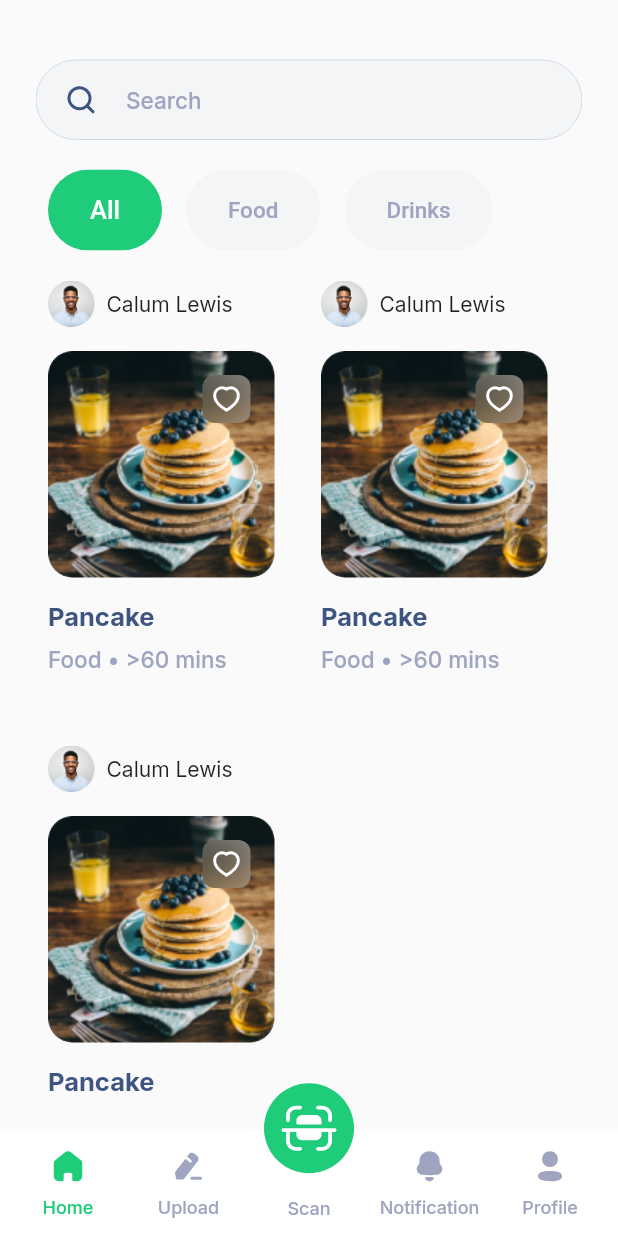
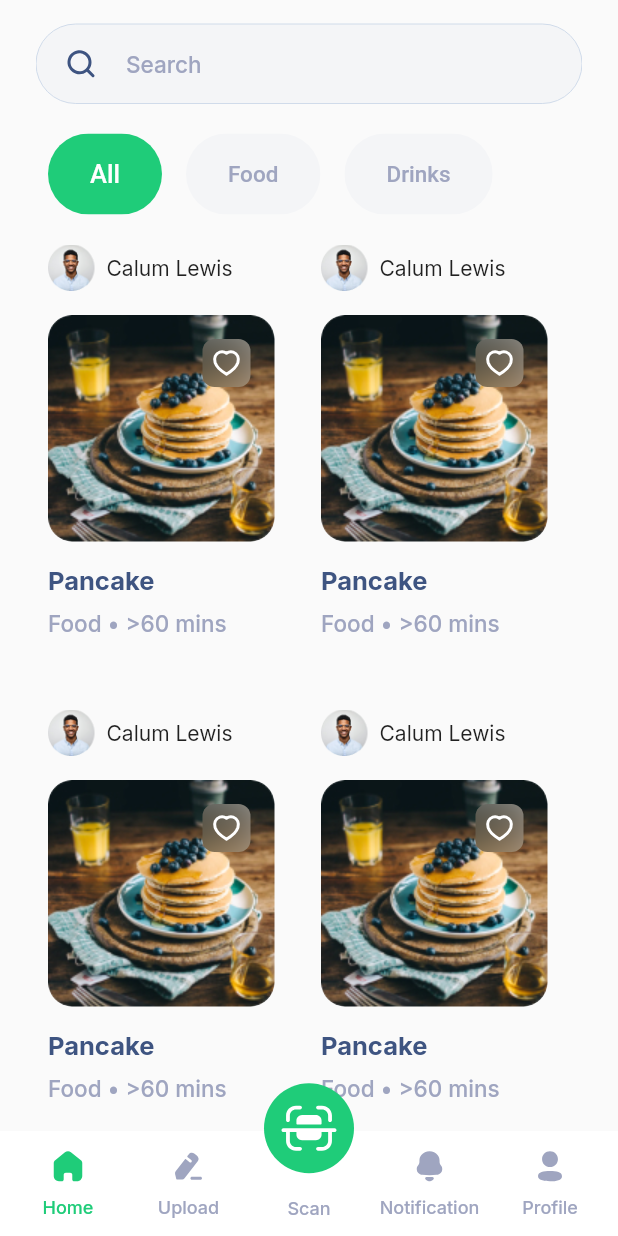
Before and after one commit to qwaiks/recipe-app, a Flutter app: the DashboardScreen screen opened by its route, after a tap on "All", on a phone screen of 412 x 824 dp. Run offline on Flutter 3.47's test engine with Material 2 defaults, Android fonts, the phone set to English and light mode, and no system bars; our stand-ins replace dotted_border, flutter_svg, go_router, google_fonts.

Commit message:
update to bottom navigationn bar

```diff
--- a/lib/config/router.dart
+++ b/lib/config/router.dart
@@ -86,4 +86,10 @@ final router = GoRouter(routes: <GoRoute>[
       return const AddIngredientScreen();
     },
   ),
+  GoRoute(
+    path: RoutesPaths.uploadRecipe,
+    builder: (context, state) {
+      return const CreateRecipeScreen();
+    },
+  ),
 ]);
--- a/lib/config/routes.dart
+++ b/lib/config/routes.dart
@@ -8,8 +8,9 @@ class RoutesPaths {
   static const otpValidation = '/otp-validation';
   static const accountRecovery = '/account-recovery';
   static const dashboard = '/dashboard';
-  static var createRecipe = '/create-recipe';
-  static var recipeDetials = '/recipe-details';
-  static var search = '/search';
-  static var addIngredients = '/add-ingredients';
+  static const createRecipe = '/create-recipe';
+  static const recipeDetials = '/recipe-details';
+  static const search = '/search';
+  static const addIngredients = '/add-ingredients';
+  static const uploadRecipe ='/upload-recipe';
 }
--- a/lib/views/dashboard/components/bottom_navigation_bar.dart
+++ b/lib/views/dashboard/components/bottom_navigation_bar.dart
@@ -74,7 +74,7 @@ class ChefioBottomNavigationBar extends StatelessWidget {
             children: pages,
           ),
         ),
-        middleOption,
+        selectedIndex == 1 ? const SizedBox() : middleOption,
       ],
     );
   }
--- a/lib/views/dashboard/dashboard.screen.dart
+++ b/lib/views/dashboard/dashboard.screen.dart
@@ -1,3 +1,4 @@
+import 'package:chefio/config/routes.dart';
 import 'package:chefio/config/strings.dart';
 import 'package:chefio/config/svgs.dart';
 import 'package:chefio/views/dashboard/views/home.page.dart';
@@ -5,6 +6,7 @@ import 'package:chefio/views/dashboard/views/notification/notification.page.dart
 import 'package:chefio/views/dashboard/views/profile.page.dart';
 import 'package:chefio/views/recipe/create_recipe/create_recipe.dart';
 import 'package:flutter/material.dart';
+import 'package:go_router/go_router.dart';
 
 import 'components/bottom_navigation_bar.dart';
 
@@ -42,9 +44,13 @@ class _DashboardScreenState extends State<DashboardScreen> {
         items: items,
         selectedIndex: pageIndex,
         onTap: (value) {
-          setState(() {
-            pageIndex = value;
-          });
+          value == 1
+              ? GoRouter.of(context).push(
+                  RoutesPaths.uploadRecipe,
+                )
+              : setState(() {
+                  pageIndex = value;
+                });
         },
       ),
     );
--- a/lib/views/dashboard/views/home.page.dart
+++ b/lib/views/dashboard/views/home.page.dart
@@ -12,18 +12,19 @@ class HomePage extends StatelessWidget {
   @override
   Widget build(BuildContext context) {
     final recipes = GridView.builder(
-      itemCount: 3,
+      physics: const NeverScrollableScrollPhysics(),
+      itemCount: 5,
       shrinkWrap: true,
       gridDelegate: const SliverGridDelegateWithFixedCrossAxisCount(
         crossAxisCount: 2,
         mainAxisExtent: 310,
         childAspectRatio: 12,
       ),
-      itemBuilder: (context, index) => RecipeTile(),
+      itemBuilder: (context, index) => const RecipeTile(),
     );
 
     final category = ChefioSelectionChip(
-        items: ['All', 'Food', 'Drinks'],
+        items: Strings.recipeCategories,
         onSelectionChange: (value) {},
         initialSelected: 'All');
 
@@ -35,7 +36,7 @@ class HomePage extends StatelessWidget {
 
     return SafeArea(
       child: Padding(
-        padding: const EdgeInsets.all(24.0),
+        padding: const EdgeInsets.symmetric(horizontal: 24.0),
         child: SingleChildScrollView(
           child: Column(
             crossAxisAlignment: CrossAxisAlignment.start,
--- a/lib/views/dashboard/views/profile.page.dart
+++ b/lib/views/dashboard/views/profile.page.dart
@@ -67,7 +67,7 @@ class ProfilePage extends StatelessWidget {
         mainAxisExtent: 310,
         childAspectRatio: 12,
       ),
-      itemBuilder: (context, index) => RecipeTile(),
+      itemBuilder: (context, index) => const RecipeTile(),
     );
 
     final likedView = GridView.builder(
@@ -78,7 +78,7 @@ class ProfilePage extends StatelessWidget {
         mainAxisExtent: 310,
         childAspectRatio: 12,
       ),
-      itemBuilder: (context, index) => RecipeTile(),
+      itemBuilder: (context, index) =>const RecipeTile(),
     );
 
     const tabHeader = TabBar(
--- a/lib/views/recipe/recipe_details/recipe_details.dart
+++ b/lib/views/recipe/recipe_details/recipe_details.dart
@@ -119,8 +119,9 @@ class RecipeDetailsScreen extends StatelessWidget {
           height: 8,
         ),
         Text(
-          'Your recipe has been uploaded, you can see it on your profile.' +
-              'Your recipe has been uploaded, you can see it on your',
+          """
+Your recipe has been uploaded, you can see it on your profile.
+ Your recipe has been uploaded, you can see it on your""",
           style: Styles.bodyNormal.copyWith(
             color: AppColors.secondaryText,
           ),
```
Also changed, not shown: lib/views/recipe/create_recipe/create_recipe.dart (+1 -7 lines), lib/views/search/components/search_filter.bs.dart (+1 -6 lines).
